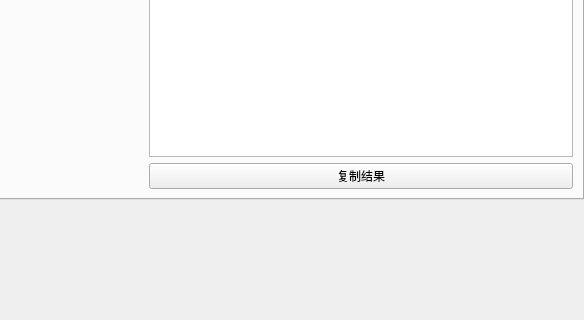
The window that src/vibeocr/ui/main_window.ui (FelixJI/VibeOCR) describes before a commit, drawn with Qt 5; both pictures show x 168 to 752 and y 194 to 514 of the 752 by 514 pixel window.
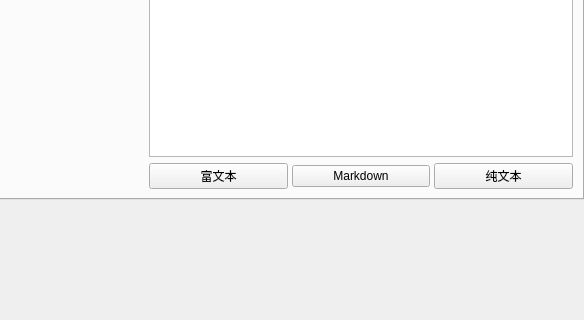
The same window after the commit. Custom widgets are drawn as their Qt base class.

Commit message: refactor(utils): 优化 Markdown 缩进处理逻辑

The edit to the form file:
```diff
--- a/src/vibeocr/ui/main_window.ui
+++ b/src/vibeocr/ui/main_window.ui
@@ -411,11 +411,41 @@
            </widget>
           </item>
           <item>
-           <widget class="QPushButton" name="btnCopy">
-            <property name="text">
-             <string>复制结果</string>
+           <layout class="QHBoxLayout" name="copyButtonsLayout">
+            <property name="spacing">
+             <number>4</number>
             </property>
-           </widget>
+            <item>
+             <widget class="QPushButton" name="btnCopyRich">
+              <property name="toolTip">
+               <string>复制为富文本格式，可粘贴到 Word/Excel 保留表格格式</string>
+              </property>
+              <property name="text">
+               <string>富文本</string>
+              </property>
+             </widget>
+            </item>
+            <item>
+             <widget class="QPushButton" name="btnCopyMarkdown">
+              <property name="toolTip">
+               <string>复制为 Markdown 格式，保留表格和公式结构</string>
+              </property>
+              <property name="text">
+               <string>Markdown</string>
+              </property>
+             </widget>
+            </item>
+            <item>
+             <widget class="QPushButton" name="btnCopyPlain">
+              <property name="toolTip">
+               <string>复制为纯文本格式</string>
+              </property>
+              <property name="text">
+               <string>纯文本</string>
+              </property>
+             </widget>
+            </item>
+           </layout>
           </item>
          </layout>
         </widget>
```
The commit also changes 10 other files.
